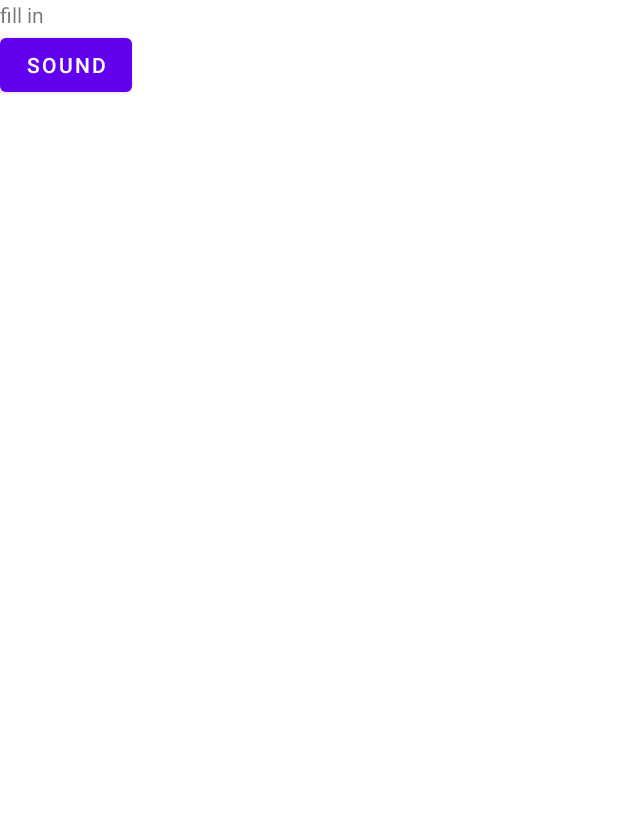
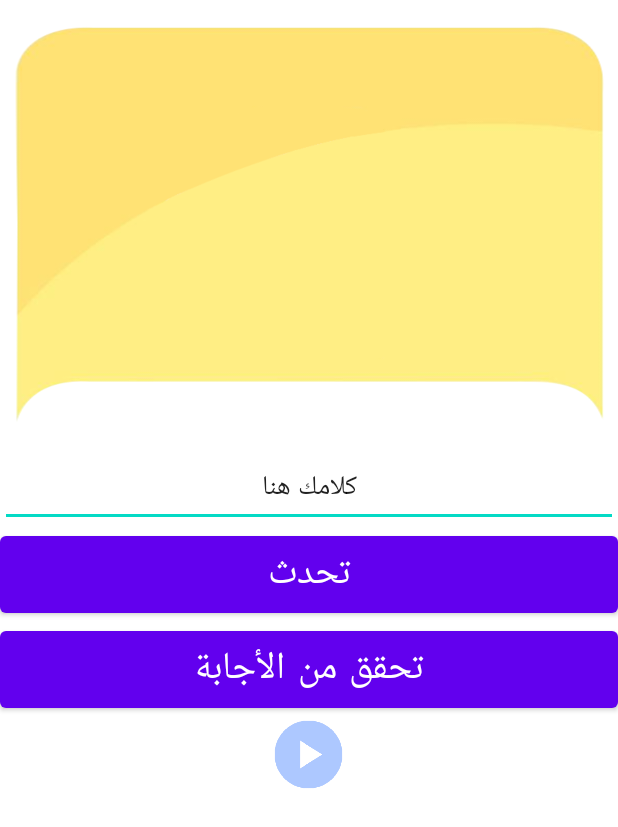
Before and after one commit to MohMajali/Arabi, an Android app: the SingleColor screen opened directly, with no data from a screen before it, on a phone screen of 412 x 824 dp. Shown: the top 827 px of the screen. Run offline under Robolectric (Android 15) with nearby library versions, the phone set to English and light mode, and no system bars; network calls fail.

Commit message:
added number layout and color layout

```diff
--- a/app/src/main/java/com/example/text_to_speech/COLORS/SingleColor.java
+++ b/app/src/main/java/com/example/text_to_speech/COLORS/SingleColor.java
@@ -1,39 +1,196 @@
 package com.example.text_to_speech.COLORS;
 
+import androidx.annotation.NonNull;
 import androidx.appcompat.app.AppCompatActivity;
+import androidx.core.app.ActivityCompat;
+import androidx.core.content.ContextCompat;
 
+import android.Manifest;
 import android.content.Context;
+import android.content.Intent;
 import android.content.SharedPreferences;
+import android.content.pm.PackageManager;
 import android.media.MediaPlayer;
 import android.os.Bundle;
+import android.speech.RecognitionListener;
+import android.speech.RecognizerIntent;
+import android.speech.SpeechRecognizer;
+import android.view.View;
 import android.widget.Button;
+import android.widget.EditText;
+import android.widget.ImageView;
 import android.widget.TextView;
+import android.widget.Toast;
 
 import com.example.text_to_speech.R;
+import com.example.text_to_speech.WORDS.SingleWord;
+
+import java.util.ArrayList;
 
 public class SingleColor extends AppCompatActivity {
 
-    TextView textView;
-    Button sound;
+    EditText text ;
+    Button talk ;
+    Button check ;
+    TextView textView ;
+    private static final int RECOGNIZER_RESULT = 1;
+    MediaPlayer mediaPlayer;
 
-    MediaPlayer mediaPlayer;
+    private SpeechRecognizer speechRecognizer ;
+    private Intent speechRecognizerIntent ;
+    String keeper = "";
+
+    ImageView sound;
 
     @Override
     protected void onCreate(Bundle savedInstanceState) {
         super.onCreate(savedInstanceState);
         setContentView(R.layout.activity_single_color);
 
-        textView = findViewById(R.id.colorspeak);
+        textView = findViewById(R.id.colortext);
         sound = findViewById(R.id.sound);
 
-        SharedPreferences sp =getApplicationContext().getSharedPreferences("MyUserPrefs", Context.MODE_PRIVATE);
-        String str1 =sp.getString("TheWorld", "");
-        String str2 =sp.getString("ThePronunciation", "");
-        int str3 =sp.getInt("TheSound", -1);
+        SharedPreferences sp = getApplicationContext().getSharedPreferences("MyUserPrefs", Context.MODE_PRIVATE);
+        String str1 = sp.getString("TheColor", "");
+        String str2 = sp.getString("ThePronunciation", "");
+        int str3 = sp.getInt("TheSound", -1);
+
+        textView.setText(str1);
 
         sound.setOnClickListener(v -> {
-            mediaPlayer = MediaPlayer.create(this,str3);
+            mediaPlayer = MediaPlayer.create(this, str3);
             mediaPlayer.start();
         });
+
+        checkVoiceCommandPermission();
+        speechRecognizer = SpeechRecognizer.createSpeechRecognizer(SingleColor.this);
+        speechRecognizerIntent = new Intent(RecognizerIntent.ACTION_RECOGNIZE_SPEECH);
+        speechRecognizerIntent.putExtra(RecognizerIntent.EXTRA_LANGUAGE_MODEL, RecognizerIntent.LANGUAGE_MODEL_FREE_FORM);
+        speechRecognizerIntent.putExtra(RecognizerIntent.EXTRA_LANGUAGE, "ar-JO");
+        //Locale.getDefault()
+
+        speechRecognizer.setRecognitionListener(new RecognitionListener() {
+            @Override
+            public void onReadyForSpeech(Bundle bundle) {
+
+            }
+
+            @Override
+            public void onBeginningOfSpeech() {
+
+            }
+
+            @Override
+            public void onRmsChanged(float v) {
+
+            }
+
+            @Override
+            public void onBufferReceived(byte[] bytes) {
+
+            }
+
+            @Override
+            public void onEndOfSpeech() {
+
+            }
+
+            @Override
+            public void onError(int i) {
+
+            }
+
+            @Override
+            public void onResults(Bundle bundle) {
+                ArrayList<String> matchesFound = bundle.getStringArrayList(SpeechRecognizer.RESULTS_RECOGNITION);
+
+                if (matchesFound != null) {
+                    keeper = matchesFound.get(0);
+                    Toast.makeText(SingleColor.this, "Result = " + keeper, Toast.LENGTH_SHORT).show();
+                    text.setText(keeper);
+                }
+            }
+
+            @Override
+            public void onPartialResults(Bundle bundle) {
+
+            }
+
+            @Override
+            public void onEvent(int i, Bundle bundle) {
+
+            }
+        });
+
+        text = (EditText) findViewById(R.id.text);
+        talk = (Button) findViewById(R.id.Talk);
+        check = (Button) findViewById(R.id.check);
+
+        talk.setOnClickListener(new View.OnClickListener() {
+            @Override
+            public void onClick(View view) {
+////                Intent text  = new Intent(RecognizerIntent.ACTION_RECOGNIZE_SPEECH);
+////                text.putExtra(RecognizerIntent.EXTRA_LANGUAGE_MODEL,RecognizerIntent.LANGUAGE_MODEL_FREE_FORM);
+////                text.putExtra(RecognizerIntent.EXTRA_PROMPT,"speech to text");
+////                startActivityForResult(text,RECOGNIZER_RESULT);
+//                Intent voicerecogize = new Intent(RecognizerIntent.ACTION_RECOGNIZE_SPEECH);
+//
+//                voicerecogize.putExtra(RecognizerIntent.EXTRA_CALLING_PACKAGE, getClass().getPackage().getName());
+//                voicerecogize.putExtra(RecognizerIntent.EXTRA_LANGUAGE_MODEL, RecognizerIntent.LANGUAGE_MODEL_FREE_FORM);// spilling
+//                voicerecogize.putExtra(RecognizerIntent.EXTRA_LANGUAGE, "ar-JO");
+//
+//                startActivityForResult(voicerecogize,RECOGNIZER_RESULT);
+
+                Toast toast = new Toast(SingleColor.this);
+                ImageView imageView = new ImageView(SingleColor.this);
+                imageView.setImageResource(R.drawable.mic);
+                toast.setView(imageView);
+                toast.show();
+
+                speechRecognizer.startListening(speechRecognizerIntent);
+                keeper = "";
+
+            }
+        });
+
+
+        check.setOnClickListener(view -> {
+            /*
+            if(text.getText().toString().equals(str3+" "+str4+" "+str5)){
+                Toast.makeText(activity_singleAlphabet.this,"correct",Toast.LENGTH_SHORT).show();
+
+            }*/
+            if (text.getText().toString().equals(str2)) {
+
+                Toast.makeText(SingleColor.this, "correct", Toast.LENGTH_SHORT).show();
+            } else {
+                Toast.makeText(SingleColor.this, "false", Toast.LENGTH_SHORT).show();
+            }
+        });
+
+
+    }
+    private void checkVoiceCommandPermission(){
+
+        if((ContextCompat.checkSelfPermission(SingleColor.this, Manifest.permission.RECORD_AUDIO) == PackageManager.PERMISSION_GRANTED)){
+
+            Toast.makeText(SingleColor.this,"You are already got permission",Toast.LENGTH_LONG).show();
+        } else {
+            ActivityCompat.requestPermissions(this,new String[]{Manifest.permission.RECORD_AUDIO}, 1 );
+        }
+
+    }
+
+    @Override
+    public void onRequestPermissionsResult(int requestCode, @NonNull String[] permissions, @NonNull int[] grantResults) {
+        super.onRequestPermissionsResult(requestCode, permissions, grantResults);
+
+        if(grantResults.length > 0 && grantResults[0] == PackageManager.PERMISSION_GRANTED){
+            if(ContextCompat.checkSelfPermission(this,Manifest.permission.RECORD_AUDIO) == PackageManager.PERMISSION_GRANTED){
+                Toast.makeText(SingleColor.this,"You got permission",Toast.LENGTH_LONG).show();
+            }
+        } else {
+            Toast.makeText(SingleColor.this,"Denied",Toast.LENGTH_LONG).show();
+        }
     }
 }
--- a/app/src/main/res/layout/activity_single_color.xml
+++ b/app/src/main/res/layout/activity_single_color.xml
@@ -7,16 +7,67 @@
     tools:context=".COLORS.SingleColor"
     android:orientation="vertical">
 
+    <LinearLayout
+        android:layout_width="match_parent"
+        android:layout_height="300dp"
+        android:orientation="vertical"
+        android:background="@drawable/wordsbanner"
+        tools:ignore="MissingConstraints">
         <TextView
+            android:id="@+id/colortext"
+            android:layout_gravity="center"
+            android:textSize="35dp"
+            android:textColor="@color/black"
+            android:layout_marginTop="140dp"
+            android:layout_width="wrap_content"
+            android:layout_height="135dp"
+            />
+    </LinearLayout>
+
+    <LinearLayout
+        android:layout_width="match_parent"
+        android:layout_height="match_parent"
+        android:orientation="vertical"
+        tools:layout_editor_absoluteX="199dp"
+        tools:layout_editor_absoluteY="275dp">
+
+
+        <EditText
+            android:id="@+id/text"
             android:layout_width="fill_parent"
             android:layout_height="wrap_content"
-        android:text="fill in"
-        android:id="@+id/colorspeak"/>
+            android:ems="10"
+            android:layout_gravity="center"
+            android:gravity="center"
+            android:inputType="textPersonName"
+            android:text="كلامك هنا" />
 
         <Button
-        android:layout_width="wrap_content"
+            android:id="@+id/Talk"
+            android:layout_width="match_parent"
             android:layout_height="wrap_content"
+            android:layout_gravity="center"
+            android:text="تحدث"
+            android:textSize="25dp"/>
+        <Button
+            android:id="@+id/check"
+            android:layout_width="match_parent"
+            android:layout_height="wrap_content"
+            android:layout_gravity="center"
+            android:text="تحقق من الأجابة"
+            android:textSize="25dp"/>
+
+
+        <ImageView
             android:id="@+id/sound"
-        android:text="Sound"/>
+            android:layout_width="50dp"
+            android:layout_height="50dp"
+            android:background="@drawable/playbutton3"
+            android:layout_gravity="center"
+            />
+
 
     </LinearLayout>
+
+
+</LinearLayout>
```
Also changed, not shown: app/src/main/java/com/example/text_to_speech/NUMBERS/Numbers.java (+20 -20 lines), app/src/main/java/com/example/text_to_speech/NUMBERS/SingleNumber.java (+171 -5 lines), app/src/main/res/layout/activity_colors.xml (+21 -2 lines), app/src/main/res/layout/activity_numbers.xml (+23 -2 lines), app/src/main/res/layout/activity_single_number.xml (+56 -4 lines). Lines whose indentation alone changed are shown as unchanged.
